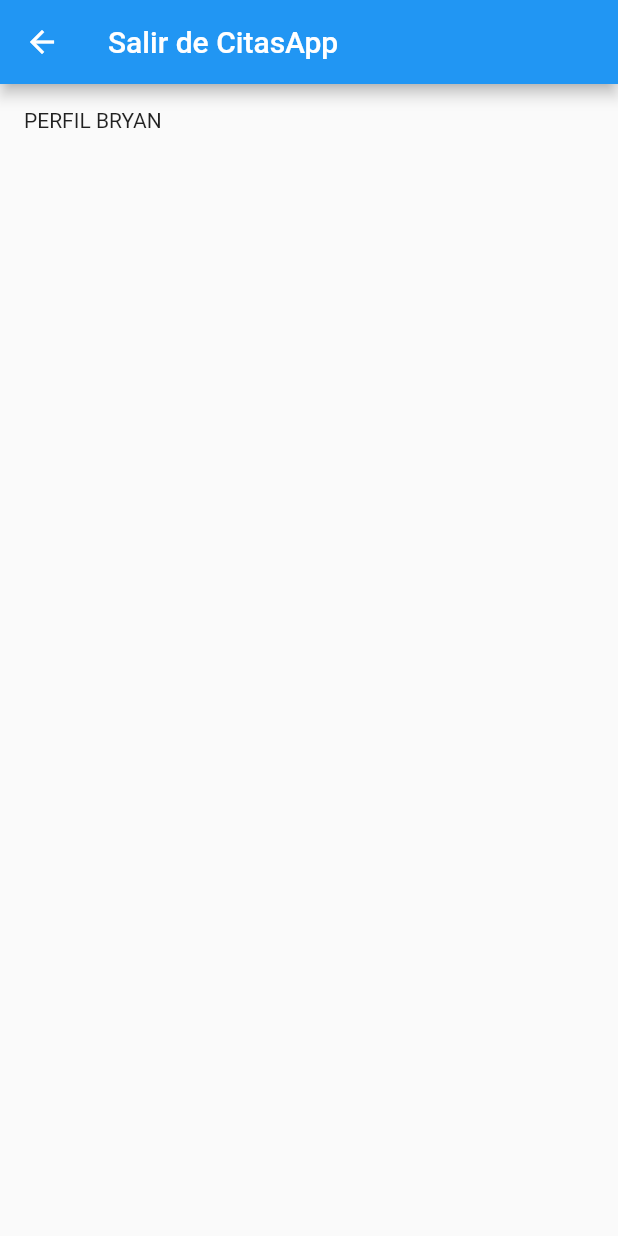
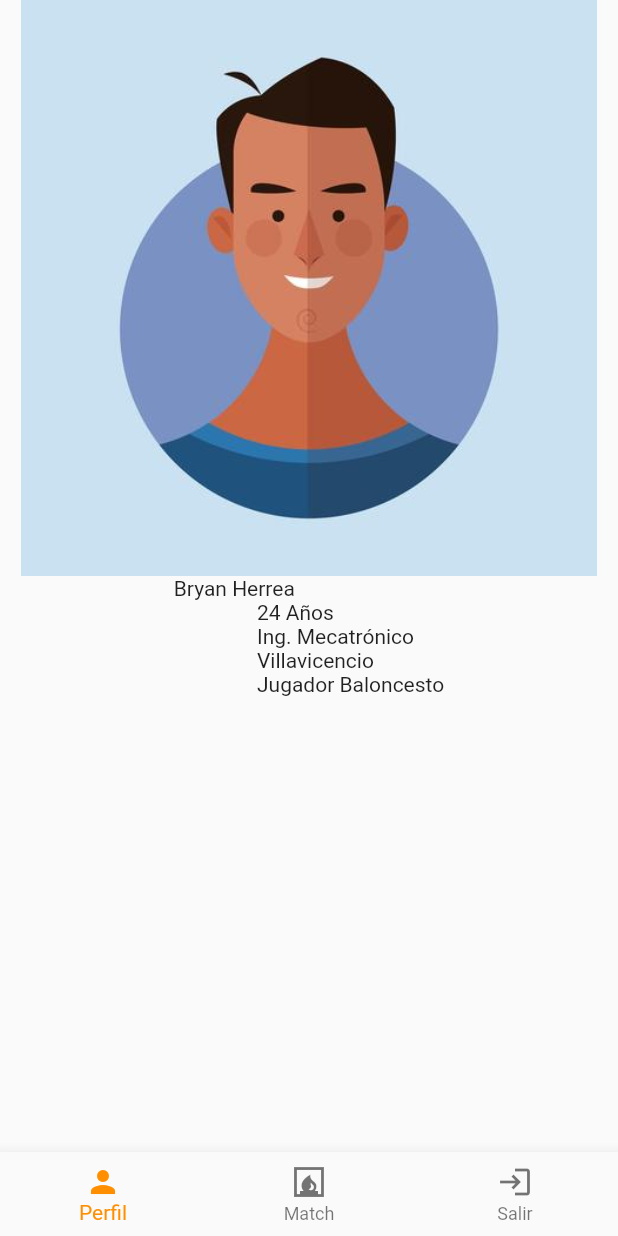
Before and after one commit to BryanHerrera04/proyecto-final-flutter-eis, a Flutter app: the Perfil screen opened directly, on a phone screen of 412 x 824 dp. Run offline on Flutter 3.47's test engine with Material 2 defaults, Android fonts, the phone set to English and light mode, and no system bars; our stand-ins replace google_fonts, hexcolor.

Commit message:
1-10-21-1.0

```diff
--- /dev/null
+++ b/lib/Pages/perfil_user.dart
@@ -0,0 +1,34 @@
+import 'package:flutter/material.dart';
+
+class PerfilUser extends StatefulWidget {
+  PerfilUser({Key? key}) : super(key: key);
+
+  @override
+  _PerfilUserState createState() => _PerfilUserState();
+}
+
+class _PerfilUserState extends State<PerfilUser> {
+  @override
+  Widget build(BuildContext context) {
+    return Column(
+      children: [
+        Expanded(
+          flex: 5,
+          child: Container(
+            child: Image(image: AssetImage('assets/perfil.jpg')),
+          ),
+        ),
+        Expanded(
+          flex: 5,
+          child: Container(
+            child: Text('''Bryan Herrea
+                24 Años
+                Ing. Mecatrónico
+                Villavicencio
+                Jugador Baloncesto'''),
+          ),
+        ),
+      ],
+    );
+  }
+}
--- a/lib/screens/perfil.dart
+++ b/lib/screens/perfil.dart
@@ -1,4 +1,8 @@
+import 'package:citas_app/Pages/match.dart';
+import 'package:citas_app/Pages/perfil_user.dart';
+import 'package:citas_app/Pages/sali.dart';
 import 'package:flutter/material.dart';
+import 'package:flutter/services.dart';
 
 class Perfil extends StatefulWidget {
   Perfil({Key? key}) : super(key: key);
@@ -8,31 +12,48 @@ class Perfil extends StatefulWidget {
 }
 
 class _PerfilState extends State<Perfil> {
+  int _selectedIndex = 0;
+  static const TextStyle optionStyle =
+      TextStyle(fontSize: 30, fontWeight: FontWeight.bold);
+  final List _widgetOptions = [
+    PerfilUser(),
+    Matches(),
+    Salir(),
+  ];
+
+  void _onItemTapped(int index) {
+    setState(() {
+      _selectedIndex = index;
+    });
+  }
+
   @override
   Widget build(BuildContext context) {
     return Scaffold(
-      appBar: AppBar(
-        title: Text('Salir de CitasApp'),
+      body: Center(
+        child: _widgetOptions.elementAt(_selectedIndex),
       ),
-      body: Padding(
-        padding: const EdgeInsets.all(8.0),
-        child: Container(
-          child: Column(
-            children: [
-              Padding(
-                padding: const EdgeInsets.all(8.0),
-                child: Row(
-                  children: [
-                    Text(
-                      'PERFIL BRYAN',
-                      textAlign: TextAlign.center,
-                    )
-                  ],
-                ),
-              )
-            ],
+      bottomNavigationBar: BottomNavigationBar(
+        items: const <BottomNavigationBarItem>[
+          BottomNavigationBarItem(
+            icon: Icon(Icons.person),
+            label: 'Perfil',
+            backgroundColor: Colors.red,
           ),
-        ),
+          BottomNavigationBarItem(
+            icon: Icon(Icons.fireplace),
+            label: 'Match',
+            backgroundColor: Colors.green,
+          ),
+          BottomNavigationBarItem(
+            icon: Icon(Icons.login_outlined),
+            label: 'Salir',
+            backgroundColor: Colors.pink,
+          ),
+        ],
+        currentIndex: _selectedIndex,
+        selectedItemColor: Colors.amber[800],
+        onTap: _onItemTapped,
       ),
     );
   }
```
Also changed, not shown: lib/Pages/match.dart (added, +75 -0 lines), lib/Pages/sali.dart (added, +28 -0 lines), pubspec.yaml (+4 -3 lines), assets/perfil.jpg (added).
